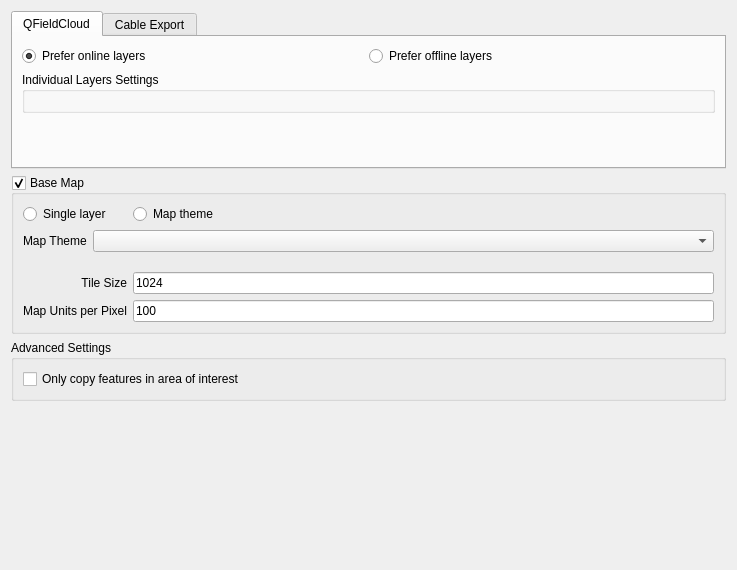
Old version of the form qfieldsync/ui/project_configuration_widget.ui in the repository opengisch/qfieldsync.
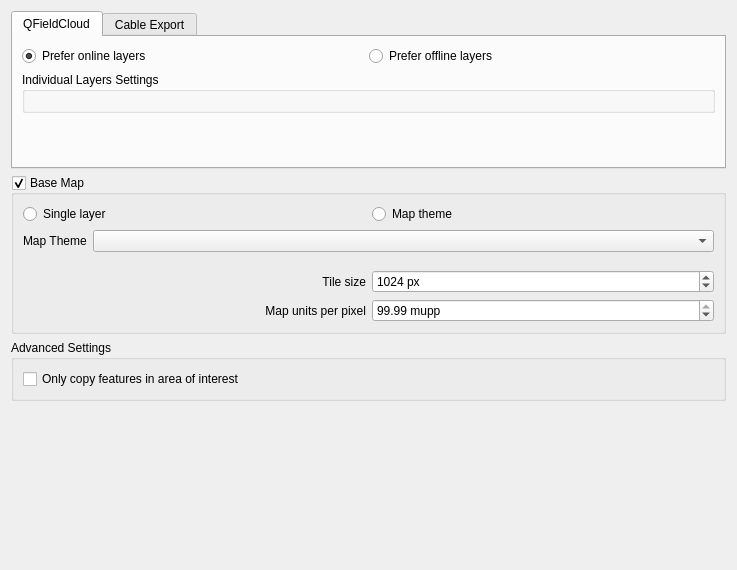
New version of the form. Custom widgets are drawn as their Qt base class.

Commit message: Use proper int/double spin boxes for number settings, fix capitalization

What changed in the file:
```diff
--- a/qfieldsync/ui/project_configuration_widget.ui
+++ b/qfieldsync/ui/project_configuration_widget.ui
@@ -184,35 +184,41 @@
        </widget>
       </item>
       <item row="2" column="1">
-       <widget class="QLineEdit" name="tileSize">
+       <widget class="QgsSpinBox" name="tileSize">
         <property name="toolTip">
          <string>Rendering will happen in tiles. This number determines the width and height (in pixels) that will be rendered per tile.</string>
         </property>
-        <property name="inputMethodHints">
-         <set>Qt::ImhDigitsOnly</set>
+        <property name="suffix">
+         <string> px</string>
         </property>
-        <property name="text">
-         <string>1024</string>
+        <property name="minimum">
+         <number>1</number>
+        </property>
+        <property name="maximum">
+         <number>10240</number>
+        </property>
+        <property name="value">
+         <number>1024</number>
         </property>
        </widget>
       </item>
       <item row="3" column="1">
-       <widget class="QLineEdit" name="mapUnitsPerPixel">
+       <widget class="QgsDoubleSpinBox" name="mapUnitsPerPixel">
         <property name="toolTip">
          <string>This determines the spatial resolution of the resulting map image. It depends on the CRS of the map canvas. For map units in [m], a value of 1 means each pixel covers an area of 1x1 m, a value of 1000 means 1 pixel per square kilometer.</string>
         </property>
-        <property name="inputMethodHints">
-         <set>Qt::ImhFormattedNumbersOnly</set>
+        <property name="suffix">
+         <string> mupp</string>
         </property>
-        <property name="text">
-         <string>100</string>
+        <property name="value">
+         <string>100.0</string>
         </property>
        </widget>
       </item>
       <item row="3" column="0">
        <widget class="QLabel" name="mapUnitsPerPixelLabel">
         <property name="text">
-         <string>Map Units per Pixel</string>
+         <string>Map units per pixel</string>
         </property>
         <property name="alignment">
          <set>Qt::AlignRight|Qt::AlignTrailing|Qt::AlignVCenter</set>
@@ -222,7 +228,7 @@
       <item row="2" column="0">
        <widget class="QLabel" name="tileSizeLabel">
         <property name="text">
-         <string>Tile Size</string>
+         <string>Tile size</string>
         </property>
         <property name="alignment">
          <set>Qt::AlignRight|Qt::AlignTrailing|Qt::AlignVCenter</set>
@@ -294,6 +300,16 @@
    <extends>QComboBox</extends>
    <header>qgsmaplayercombobox.h</header>
   </customwidget>
+  <customwidget>
+   <class>QgsSpinBox</class>
+   <extends>QSpinBox</extends>
+   <header>qgsspinbox.h</header>
+  </customwidget>
+  <customwidget>
+   <class>QgsDoubleSpinBox</class>
+   <extends>QDoubleSpinBox</extends>
+   <header>qgsdoublespinbox.h</header>
+  </customwidget>
  </customwidgets>
  <resources/>
  <connections/>
```
The commit also changes 1 other file.
